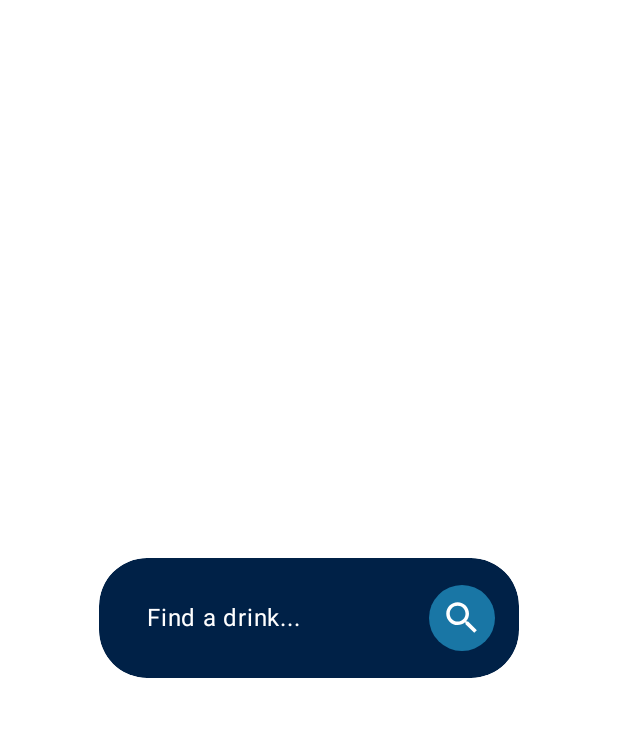
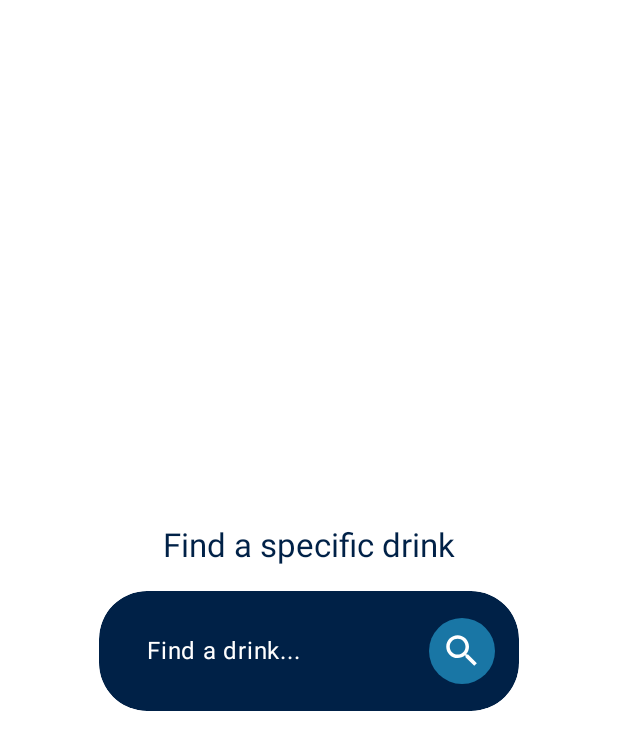
Before and after one commit to wnukiewiczd/drink-it, an Android app built with Jetpack Compose: the composable FindScreen called with empty values, on a phone screen of 412 x 824 dp. Shown: the top 750 px of the screen. Run offline under Robolectric (Android 15) with nearby library versions, the phone set to English and light mode, and no system bars; pictures from the network do not load.

Commit message:
dodanie tekstu nad wyszukiwarką

```diff
--- a/app/src/main/java/com/example/drinkit/FindScreen.kt
+++ b/app/src/main/java/com/example/drinkit/FindScreen.kt
@@ -119,6 +119,18 @@ fun FindScreen(
             horizontalAlignment = Alignment.CenterHorizontally
         ) {
             Spacer(modifier = Modifier.height(boxTopPadding))
+
+            // Wyświetl tekst tylko, gdy nie trwa wyszukiwanie
+            if (!searching) {
+                Text(
+                    text = "Find a specific drink",
+                    color = MaterialTheme.colorScheme.onBackground,
+                    style = MaterialTheme.typography.titleLarge,
+                    textAlign = TextAlign.Center,
+                    modifier = Modifier.padding(bottom = 16.dp)
+                )
+            }
+
             Surface(
                 tonalElevation = 4.dp,
                 shape = RoundedCornerShape(32.dp),
```
